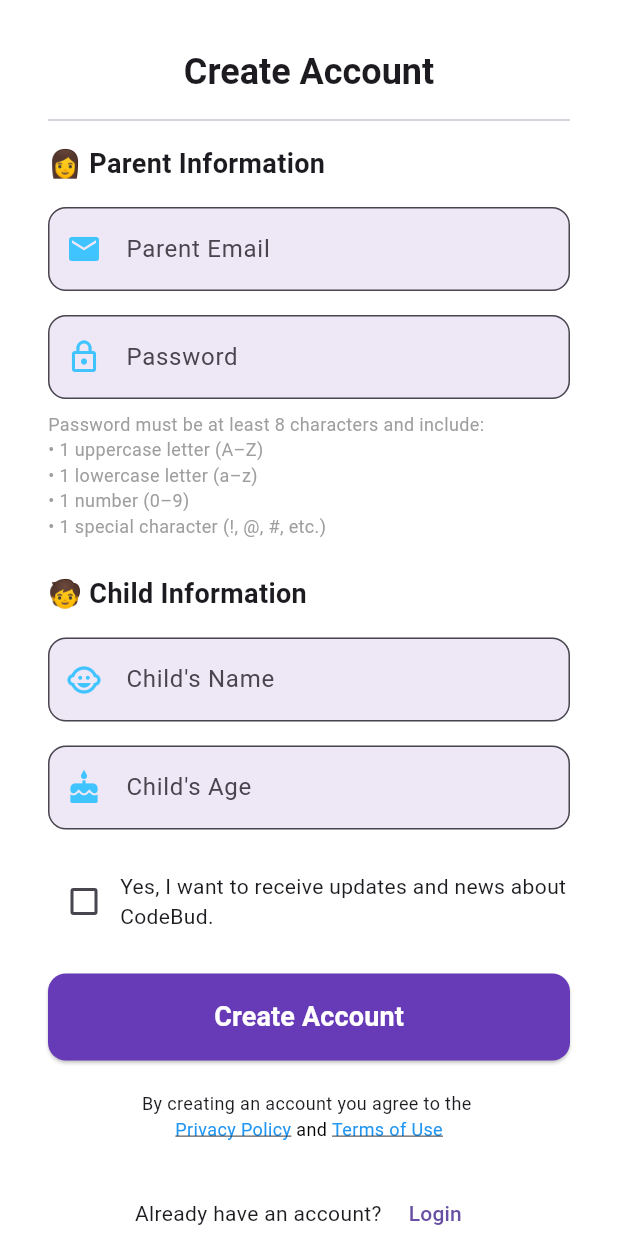
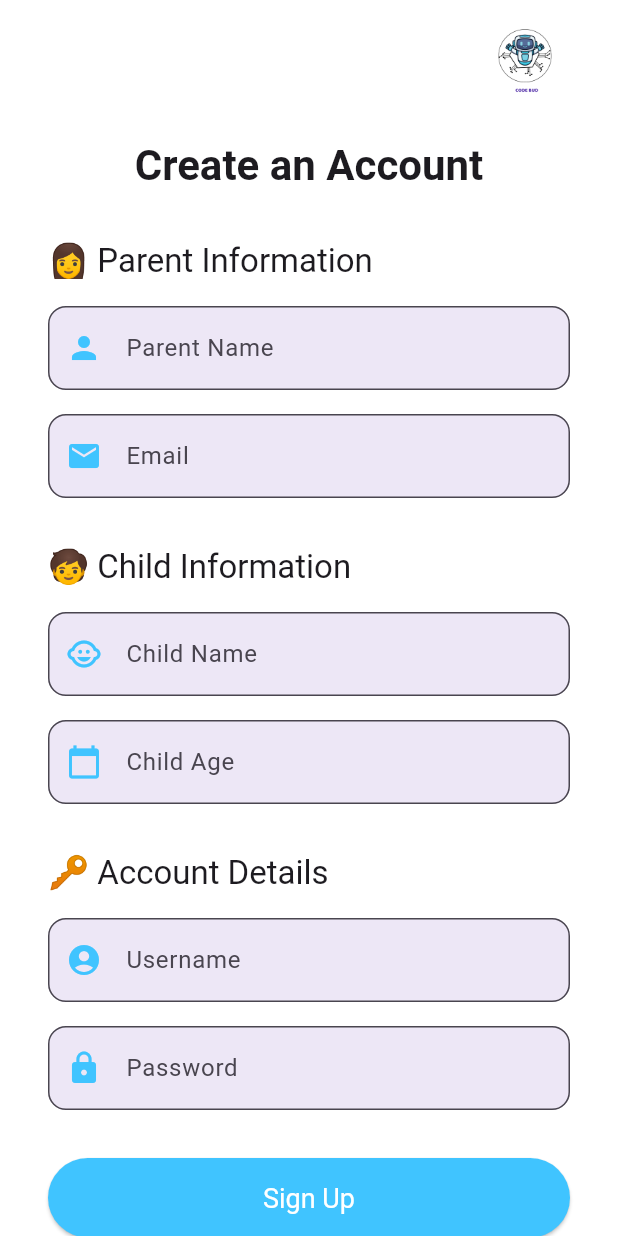
Before and after one commit to HAMZl/codebud-learning-app, a Flutter app: the SignUpPage screen opened by its route, on a phone screen of 412 x 824 dp. Run offline on Flutter 3.47's test engine with Material 3 defaults, Android fonts, the phone set to English and light mode, and no system bars; network calls fail.

Commit message:
Added essential styling for ui/ux

```diff
--- a/frontend/flutter_app/lib/screens/home_page.dart
+++ b/frontend/flutter_app/lib/screens/home_page.dart
@@ -59,32 +59,32 @@ class HomePage extends StatelessWidget {
             // Grid of learning cards
             Expanded(
               child: Padding(
-                padding: const EdgeInsets.symmetric(horizontal: 24),
+                padding: const EdgeInsets.symmetric(horizontal: 10),
                 child: GridView.count(
                   crossAxisCount: 2,
-                  crossAxisSpacing: 16,
-                  mainAxisSpacing: 16,
+                  crossAxisSpacing: 10,
+                  mainAxisSpacing: 10,
                   childAspectRatio: 0.95,
                   children: [
                     _buildCard(
                       context,
                       title: 'Sequencing',
                       icon: Icons.timeline,
-                      bgColor: Colors.blue[50]!,
+                      bgColor: Colors.blue[200]!,
                       onTapRoute: '/sequences',
                     ),
                     _buildCard(
                       context,
                       title: 'Loops',
                       icon: Icons.loop,
-                      bgColor: Colors.green[50]!,
+                      bgColor: Colors.green[200]!,
                       onTapRoute: '/loops',
                     ),
                     _buildCard(
                       context,
                       title: 'Conditionals',
                       icon: Icons.question_answer,
-                      bgColor: Colors.yellow[50]!,
+                      bgColor: Colors.yellow[200]!,
                       onTapRoute: '/conditionals',
                     ),
                   ],
@@ -112,12 +112,12 @@ class HomePage extends StatelessWidget {
           borderRadius: BorderRadius.circular(16),
           border: Border.all(color: Colors.deepPurple.shade100),
         ),
-        padding: const EdgeInsets.all(16),
+        padding: const EdgeInsets.symmetric(vertical: 4, horizontal: 4),
         child: Column(
           mainAxisAlignment: MainAxisAlignment.center,
           children: [
             Icon(icon, size: 40, color: Colors.deepPurple),
-            const SizedBox(height: 12),
+            const SizedBox(height: 6),
             Text(
               title,
               style: const TextStyle(
--- a/frontend/flutter_app/lib/screens/signup_page.dart
+++ b/frontend/flutter_app/lib/screens/signup_page.dart
@@ -20,23 +20,22 @@ class _SignUpPageState extends State<SignUpPage> {
   String message = '';
   bool isLoading = false;
   bool isError = false;
-  bool isConsentGiven = false;
 
+  // Validation function
   bool validateFields() {
     if (parentNameController.text.isEmpty ||
         emailController.text.isEmpty ||
         childNameController.text.isEmpty ||
         childAgeController.text.isEmpty ||
         usernameController.text.isEmpty ||
-        passwordController.text.isEmpty ||
-        !isConsentGiven) {
+        passwordController.text.isEmpty) {
       setState(() {
         isError = true;
-        message = "Please complete all fields and provide consent.";
+        message = "Please fill in all required fields.";
       });
       ScaffoldMessenger.of(context).showSnackBar(
-        SnackBar(
-          content: Text(message),
+        const SnackBar(
+          content: Text('All fields are required.'),
           backgroundColor: Colors.red,
         ),
       );
@@ -45,6 +44,7 @@ class _SignUpPageState extends State<SignUpPage> {
     return true;
   }
 
+  // Function to handle sign up
   Future<void> handleSignUp() async {
     if (!validateFields()) return;
 
@@ -65,7 +65,9 @@ class _SignUpPageState extends State<SignUpPage> {
 
     try {
       final response = await http.post(
-        Uri.parse('http://127.0.0.1:5000/signup'),
+        Uri.parse(
+          'http://127.0.0.1:5000/signup',
+        ), // CHANGE TO YOUR BACKEND URL IF NEEDED
         headers: {"Content-Type": "application/json"},
         body: jsonEncode(body),
       );
@@ -127,7 +129,7 @@ class _SignUpPageState extends State<SignUpPage> {
       ),
       focusedBorder: OutlineInputBorder(
         borderRadius: BorderRadius.circular(12),
-        borderSide: const BorderSide(color: Colors.deepPurple, width: 2),
+        borderSide: const BorderSide(color: Colors.deepPurple, width: 3),
       ),
     );
   }
@@ -143,149 +145,123 @@ class _SignUpPageState extends State<SignUpPage> {
             child: Column(
               crossAxisAlignment: CrossAxisAlignment.start,
               children: [
+                // Logo at top right
+                Row(
+                  mainAxisAlignment: MainAxisAlignment.end,
+                  children: [
+                    Image.asset('assets/images/codebud_logo.png', height: 60),
+                  ],
+                ),
                 const SizedBox(height: 16),
 
                 Center(
                   child: Text(
-                    'Create Account',
-                    style: Theme.of(context).textTheme.headlineSmall?.copyWith(
+                    'Create an Account',
+                    style: Theme.of(context).textTheme.headlineMedium?.copyWith(
                       fontWeight: FontWeight.bold,
                     ),
                   ),
                 ),
 
-                const Divider(height: 32, thickness: 1),
+                const SizedBox(height: 32),
+                Text(
+                  '👩 Parent Information',
+                  style: Theme.of(context).textTheme.titleLarge,
+                ),
+                const SizedBox(height: 16),
 
-                const Text('👩 Parent Information',
-                    style:
-                    TextStyle(fontSize: 18, fontWeight: FontWeight.bold)),
+                TextField(
+                  controller: parentNameController,
+                  decoration: styledInputDecoration(
+                    'Parent Name',
+                    Icons.person,
+                  ),
+                ),
                 const SizedBox(height: 16),
 
                 TextField(
                   controller: emailController,
                   keyboardType: TextInputType.emailAddress,
-                  decoration: styledInputDecoration('Parent Email', Icons.email),
+                  decoration: styledInputDecoration('Email', Icons.email),
+                ),
+
+                const SizedBox(height: 32),
+                Text(
+                  '🧒 Child Information',
+                  style: Theme.of(context).textTheme.titleLarge,
+                ),
+                const SizedBox(height: 16),
+
+                TextField(
+                  controller: childNameController,
+                  decoration: styledInputDecoration(
+                    'Child Name',
+                    Icons.child_care,
+                  ),
+                ),
+                const SizedBox(height: 16),
+
+                TextField(
+                  controller: childAgeController,
+                  keyboardType: TextInputType.number,
+                  decoration: styledInputDecoration(
+                    'Child Age',
+                    Icons.calendar_today,
+                  ),
+                ),
+
+                const SizedBox(height: 32),
+                Text(
+                  '🔑 Account Details',
+                  style: Theme.of(context).textTheme.titleLarge,
+                ),
+                const SizedBox(height: 16),
+
+                TextField(
+                  controller: usernameController,
+                  decoration: styledInputDecoration(
+                    'Username',
+                    Icons.account_circle,
+                  ),
                 ),
                 const SizedBox(height: 16),
 
                 TextField(
                   controller: passwordController,
                   obscureText: true,
-                  decoration:
-                  styledInputDecoration('Password', Icons.lock_outline),
+                  decoration: styledInputDecoration('Password', Icons.lock),
                 ),
 
-                const Padding(
-                  padding: EdgeInsets.only(top: 8.0),
-                  child: Text(
-                    "Password must be at least 8 characters and include:\n"
-                        "• 1 uppercase letter (A–Z)\n"
-                        "• 1 lowercase letter (a–z)\n"
-                        "• 1 number (0–9)\n"
-                        "• 1 special character (!, @, #, etc.)",
-                    style: TextStyle(fontSize: 12, color: Colors.grey),
-                  ),
-                ),
-
-                const SizedBox(height: 24),
-
-                const Text('🧒 Child Information',
-                    style:
-                    TextStyle(fontSize: 18, fontWeight: FontWeight.bold)),
-                const SizedBox(height: 16),
-
-                TextField(
-                  controller: childNameController,
-                  decoration:
-                  styledInputDecoration("Child's Name", Icons.child_care),
-                ),
-                const SizedBox(height: 16),
-
-                TextField(
-                  controller: childAgeController,
-                  keyboardType: TextInputType.number,
-                  decoration:
-                  styledInputDecoration("Child's Age", Icons.cake),
-                ),
-
-                const SizedBox(height: 24),
-
-                Row(
-                  children: [
-                    Checkbox(
-                      value: isConsentGiven,
-                      onChanged: (value) {
-                        setState(() {
-                          isConsentGiven = value ?? false;
-                        });
-                      },
-                    ),
-                    const Expanded(
-                      child: Text(
-                        "Yes, I want to receive updates and news about CodeBud.",
-                        style: TextStyle(fontSize: 14),
-                      ),
-                    ),
-                  ],
-                ),
-
-                const SizedBox(height: 24),
+                const SizedBox(height: 32),
 
                 SizedBox(
                   width: double.infinity,
                   child: isLoading
                       ? const Center(child: CircularProgressIndicator())
                       : ElevatedButton(
-                    onPressed: handleSignUp,
-                    style: ElevatedButton.styleFrom(
-                      backgroundColor: Colors.deepPurple,
-                      padding: const EdgeInsets.symmetric(vertical: 16),
-                      shape: RoundedRectangleBorder(
-                        borderRadius: BorderRadius.circular(12),
-                      ),
-                    ),
-                    child: const Text(
-                      "Create Account",
-                      style: TextStyle(
-                          fontSize: 18,
-                          fontWeight: FontWeight.bold,
-                          color: Colors.white),
+                          style: ElevatedButton.styleFrom(
+                            backgroundColor: Colors.lightBlueAccent,
+                            foregroundColor: Colors.white,
+                            padding: const EdgeInsets.symmetric(vertical: 16),
+                            textStyle: const TextStyle(fontSize: 18),
+                          ),
+                          onPressed: handleSignUp,
+                          child: const Text('Sign Up'),
+                        ),
+                ),
+
+                const SizedBox(height: 16),
+                Center(
+                  child: Text(
+                    message,
+                    style: TextStyle(
+                      color: isError ? Colors.red : Colors.green,
+                      fontWeight: FontWeight.w600,
                     ),
                   ),
                 ),
+                const SizedBox(height: 16),
 
-                const SizedBox(height: 20),
-
-                Center(
-                  child: Column(
-                    children: [
-                      const Text(
-                        "By creating an account you agree to the ",
-                        style: TextStyle(fontSize: 12),
-                      ),
-                      Wrap(
-                        alignment: WrapAlignment.center,
-                        children: const [
-                          Text("Privacy Policy",
-                              style: TextStyle(
-                                  color: Colors.blue,
-                                  fontSize: 12,
-                                  decoration: TextDecoration.underline)),
-                          Text(" and ",
-                              style: TextStyle(
-                                  fontSize: 12, color: Colors.black)),
-                          Text("Terms of Use",
-                              style: TextStyle(
-                                  color: Colors.blue,
-                                  fontSize: 12,
-                                  decoration: TextDecoration.underline)),
-                        ],
-                      ),
-                    ],
-                  ),
-                ),
-
-                const SizedBox(height: 24),
                 Row(
                   mainAxisAlignment: MainAxisAlignment.center,
                   children: [
```
Also changed, not shown: 1 other file.
